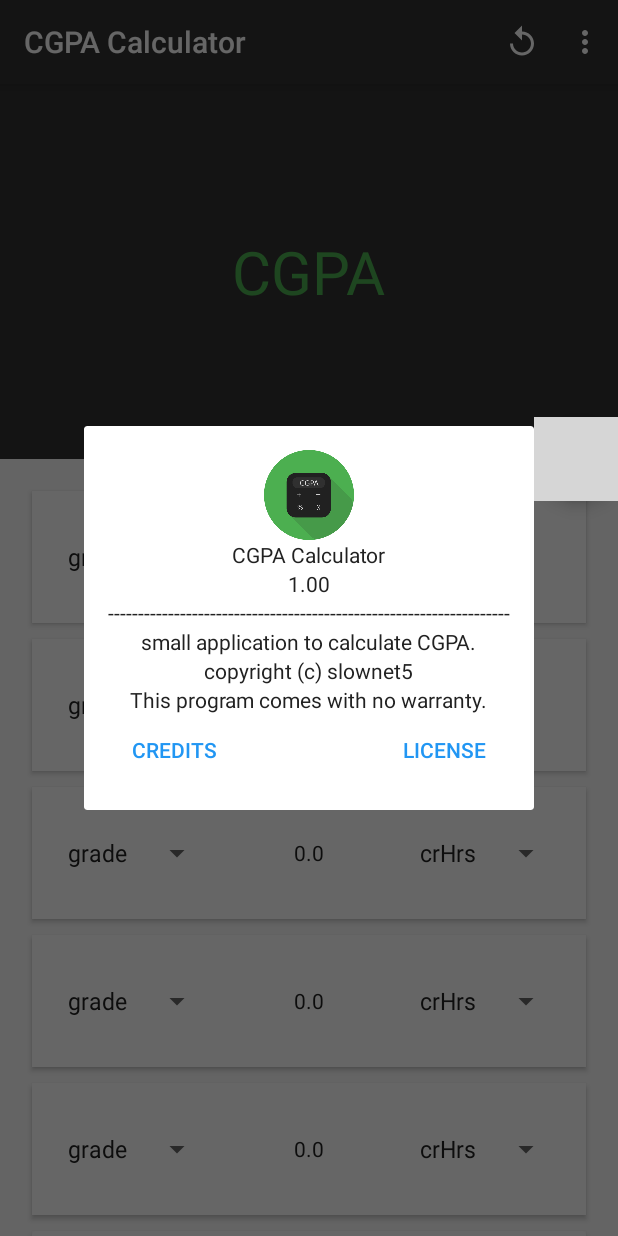
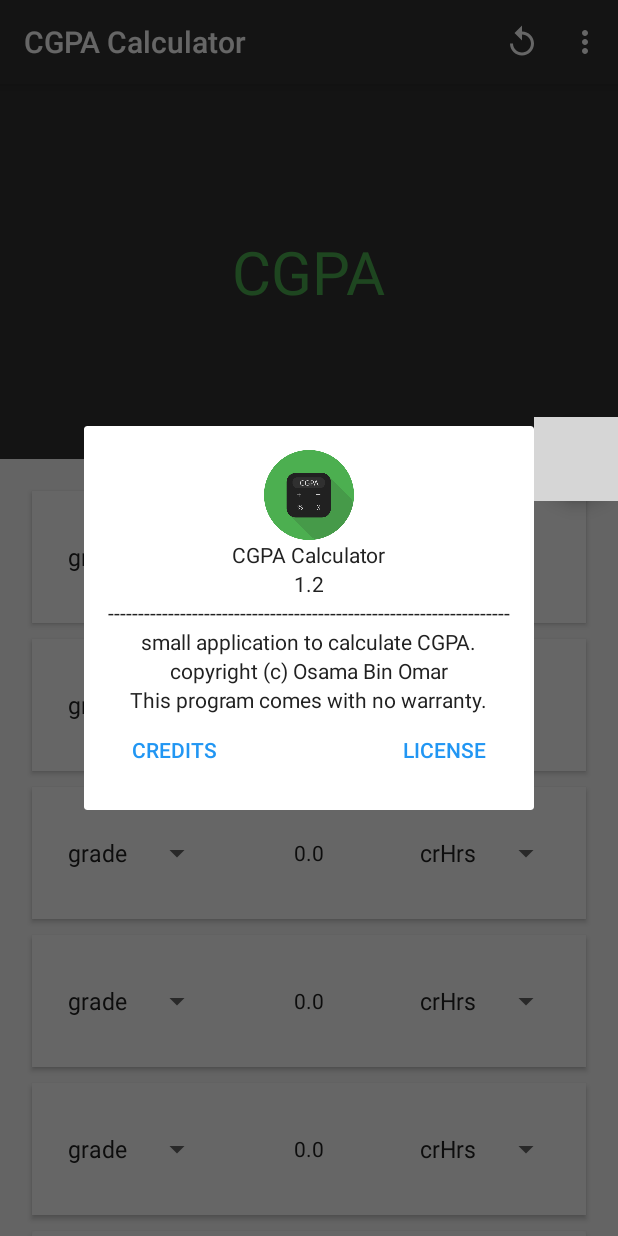
Before and after one commit to bullheadandplato/refactored-fortnight, an Android app: the screen it shows after launch (MainActivity), in the options menu, after a tap on "About", on a phone screen of 412 x 824 dp. Run offline under Robolectric (Android 15) with nearby library versions, the phone set to English and light mode, and no system bars; grey boxes are pictures that could not be loaded.

Commit message:
new version ready

```diff
--- a/app/build.gradle
+++ b/app/build.gradle
@@ -7,8 +7,8 @@ android {
         applicationId "com.osama.cgpacalculator"
         minSdkVersion 15
         targetSdkVersion 25
-        versionCode 1
-        versionName "1.0"
+        versionCode 2
+        versionName "1.2"
         testInstrumentationRunner "android.support.test.runner.AndroidJUnitRunner"
         vectorDrawables.useSupportLibrary true
     }
--- a/app/src/main/res/layout/about_dialog.xml
+++ b/app/src/main/res/layout/about_dialog.xml
@@ -21,7 +21,7 @@ android:layout_margin="@dimen/activity_horizontal_margin"
     <android.support.v7.widget.AppCompatTextView
         android:layout_width="wrap_content"
         android:layout_height="wrap_content"
-        android:text="1.00"
+        android:text="1.2"
         android:layout_gravity="center_horizontal"
         />
  <android.support.v7.widget.AppCompatTextView
--- a/app/src/main/res/layout/activity_main.xml
+++ b/app/src/main/res/layout/activity_main.xml
@@ -24,31 +24,22 @@
                 android:text="@string/cgpa_message"
                 android:id="@+id/show_cgpa_textview"
                 />
-            <!--<android.support.v7.widget.Toolbar-->
-                <!--android:layout_width="match_parent"-->
-                <!--android:layout_height="?attr/actionBarSize"-->
-                <!--android:id="@+id/toolbar"-->
-                <!--/>-->
+
         </android.support.design.widget.CollapsingToolbarLayout>
     </android.support.design.widget.AppBarLayout>
 
-    <android.support.v4.widget.NestedScrollView
-        android:layout_width="match_parent"
-        android:layout_height="wrap_content"
-        android:clipToPadding="false"
-    app:layout_behavior="@string/appbar_scrolling_view_behavior"
-        >
     <RelativeLayout
         android:id="@+id/activity_main"
         android:layout_width="match_parent"
         android:layout_height="match_parent"
-        android:paddingBottom="@dimen/activity_vertical_margin"
+        app:layout_behavior="@string/appbar_scrolling_view_behavior"
+        tools:context="com.osama.cgpacalculator.MainActivity"
+        >
+        <android.support.v7.widget.RecyclerView
+              android:paddingBottom="@dimen/activity_vertical_margin"
         android:paddingLeft="@dimen/activity_horizontal_margin"
         android:paddingRight="@dimen/activity_horizontal_margin"
         android:paddingTop="@dimen/activity_vertical_margin"
-        tools:context="com.osama.cgpacalculator.MainActivity"
-        >
-        <android.support.v7.widget.RecyclerView
             android:layout_width="match_parent"
             android:layout_height="match_parent"
             android:id="@+id/subjects_list"
@@ -63,7 +54,6 @@
             />
 
     </RelativeLayout>
-    </android.support.v4.widget.NestedScrollView>
      <android.support.design.widget.FloatingActionButton
             android:layout_width="wrap_content"
             android:layout_height="wrap_content"
--- a/app/src/main/res/layout/credits_layout.xml
+++ b/app/src/main/res/layout/credits_layout.xml
@@ -15,7 +15,7 @@
 <android.support.v7.widget.AppCompatTextView
     android:layout_width="wrap_content"
     android:layout_height="wrap_content"
-    android:text="slownet5"
+    android:text="Osama Bin Omar (bullhead)"
     android:layout_gravity="center"
     />
 
--- a/app/src/main/res/layout/intro_section_layout.xml
+++ b/app/src/main/res/layout/intro_section_layout.xml
@@ -11,7 +11,7 @@
     <android.support.v7.widget.AppCompatTextView
         android:layout_width="wrap_content"
         android:layout_height="wrap_content"
-        android:text="copyright (c) slownet5"
+        android:text="copyright (c) Osama Bin Omar"
         android:layout_gravity="center_horizontal"/>
     <android.support.v7.widget.AppCompatTextView
         android:layout_width="wrap_content"
--- a/app/src/main/res/values/strings.xml
+++ b/app/src/main/res/values/strings.xml
@@ -22,7 +22,7 @@
         <item>1</item>
     </string-array>
     <string name="license_string">
-  Copyright &#169; 2017. slownet5
+  Copyright &#169; 2017. Osama Bin Omar
 
       CGPA Calculator is free software: you can redistribute it and/or modify
       it under the terms of the GNU General Public License as published by
```
